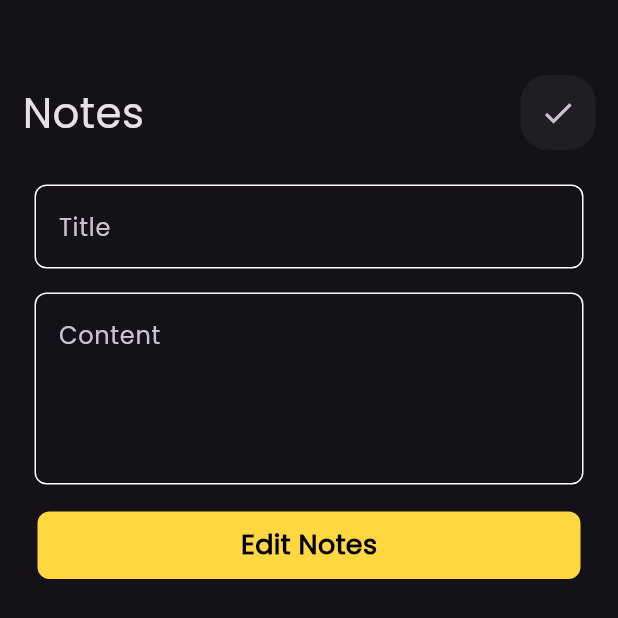
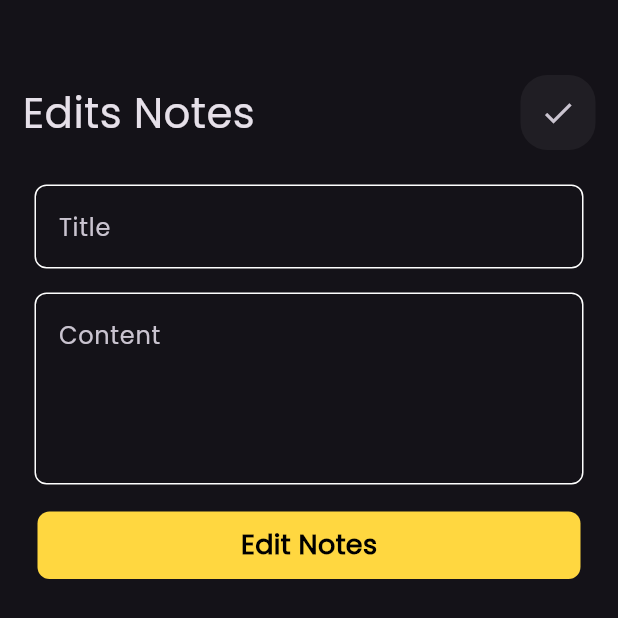
Before and after one commit to anas0952/notes-app, a Flutter app: the screen it shows after launch, after a tap on "Flutter Tips", on a phone screen of 412 x 824 dp. Shown: the top 618 px of the screen. Run offline on Flutter 3.47's test engine with Material 3 defaults, Android fonts, the phone set to English and light mode, and no system bars; missing offline and left inert: awesome_icons.

Commit message:
create model

```diff
--- /dev/null
+++ b/lib/model/notes-model.dart
@@ -0,0 +1,12 @@
+class NotesModel {
+  final String title;
+  final String contentitle;
+  final String date;
+  final int color;
+
+  NotesModel(
+      {required this.title,
+      required this.contentitle,
+      required this.date,
+      required this.color});
+}
--- a/lib/view/notes-view.dart
+++ b/lib/view/notes-view.dart
@@ -27,6 +27,7 @@ class NotesAppView extends StatelessWidget {
               height: 62,
             ),
             CoustomAppBar(
+              title: 'Notes View ',
               icon: const Icon(Icons.search),
               onPressed: () {},
             ),
--- a/lib/widgets/edits-notes-view.dart
+++ b/lib/widgets/edits-notes-view.dart
@@ -11,24 +11,25 @@ class EditNotesViewBody extends StatelessWidget {
   @override
   Widget build(BuildContext context) {
     return Padding(
-      padding: EdgeInsets.symmetric(horizontal: 15.0),
+      padding: const EdgeInsets.symmetric(horizontal: 15.0),
       child: Column(children: [
-        SizedBox(
+        const SizedBox(
           height: 50,
         ),
         CoustomAppBar(
-          icon: Icon(Icons.check),
+          title: 'Edits Notes ',
+          icon: const Icon(Icons.check),
           onPressed: () {},
         ),
-        SizedBox(
+        const SizedBox(
           height: 15,
         ),
-        CoustomTextField(hint: 'Title'),
-        CoustomTextField(
+        const CoustomTextField(hint: 'Title'),
+        const CoustomTextField(
           hint: 'Content',
           maxLines: 4,
         ),
-        CoustomButton(
+        const CoustomButton(
           text: 'Edit Notes',
         )
       ]),
--- a/lib/widgets/notes_view_appbar/coustom-appbar.dart
+++ b/lib/widgets/notes_view_appbar/coustom-appbar.dart
@@ -2,16 +2,21 @@ import 'package:flutter/material.dart';
 import 'package:notes_app_view/widgets/notes_view_appbar/costom-iconsearch.dart';
 
 class CoustomAppBar extends StatelessWidget {
-  const CoustomAppBar({super.key, required this.icon, required this.onPressed});
+  const CoustomAppBar(
+      {super.key,
+      required this.icon,
+      required this.onPressed,
+      required this.title});
   final Icon icon;
+  final String title;
   final void Function()? onPressed;
   @override
   Widget build(BuildContext context) {
     return Row(
       children: [
-        const Text(
-          'Notes',
-          style: TextStyle(fontSize: 28),
+        Text(
+          title,
+          style: const TextStyle(fontSize: 28),
         ),
         const Spacer(),
         CoustomIconsSearch(
```
